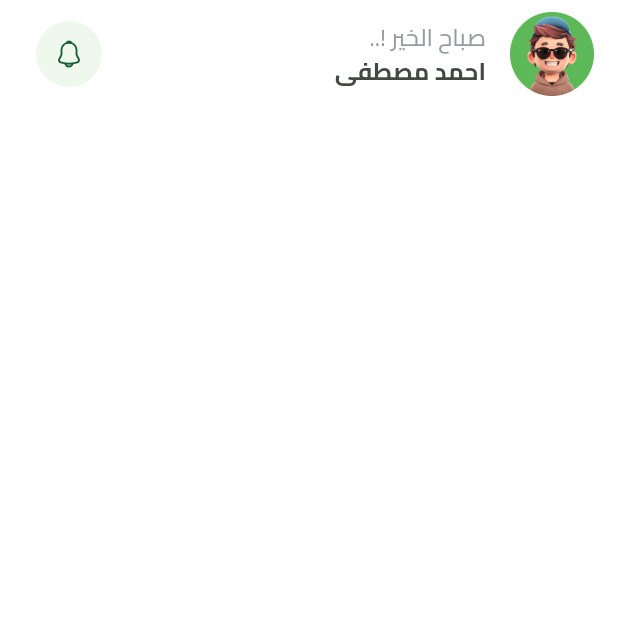
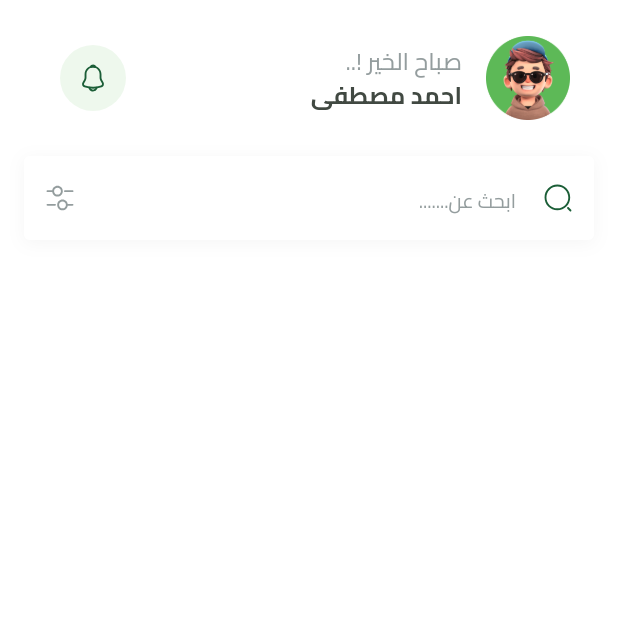
Before and after one commit to hashimsaffarini/Fruits-Hub, a Flutter app: the HomeView screen opened by its route, on a phone screen of 412 x 824 dp, the top half of it. Run offline on Flutter 3.47's test engine with Material 3 defaults, Android fonts, the phone set to English and light mode, and no system bars; our stand-ins replace cloud_firestore, dartz, dots_indicator, firebase_auth, firebase_core, flutter_bloc and 6 more; missing offline and left inert: flutter_facebook_auth; accounts and stored records are empty.

Commit message:
finish search text field

```diff
--- a/lib/core/utils/app_images.dart
+++ b/lib/core/utils/app_images.dart
@@ -17,6 +17,10 @@ class Assets {
   /// Assets for imagesFacebookIcon
   /// assets/images/facebook_icon.svg
   static const String imagesFacebookIcon = "assets/images/facebook_icon.svg";
+
+  /// Assets for imagesFilter
+  /// assets/images/filter.svg
+  static const String imagesFilter = "assets/images/filter.svg";
 
   /// Assets for imagesGoogleIcon
   /// assets/images/google_icon.svg
--- /dev/null
+++ b/lib/core/widgets/search_text_field.dart
@@ -0,0 +1,62 @@
+import 'package:flutter/material.dart';
+import 'package:flutter_svg/svg.dart';
+import 'package:fruits_hub/core/utils/app_images.dart';
+import 'package:fruits_hub/core/utils/app_text_styles.dart';
+
+class SearchTextField extends StatelessWidget {
+  const SearchTextField({super.key});
+
+  @override
+  Widget build(BuildContext context) {
+    return Container(
+      decoration: const BoxDecoration(
+        boxShadow: [
+          BoxShadow(
+            color: Color(0x0A000000),
+            blurRadius: 9,
+            offset: Offset(0, 2),
+            spreadRadius: 0,
+          )
+        ],
+      ),
+      child: TextField(
+        keyboardType: TextInputType.text,
+        decoration: InputDecoration(
+          prefixIcon: SizedBox(
+            width: 20,
+            child: Center(
+              child: SvgPicture.asset(Assets.imagesSearchIcon),
+            ),
+          ),
+          suffixIcon: SizedBox(
+            width: 20,
+            child: Center(
+              child: SvgPicture.asset(
+                Assets.imagesFilter,
+              ),
+            ),
+          ),
+          hintStyle: TextStyles.regular13.copyWith(
+            color: const Color(0xFF949D9E),
+          ),
+          hintText: 'ابحث عن.......',
+          filled: true,
+          fillColor: Colors.white,
+          border: buildBorder(),
+          enabledBorder: buildBorder(),
+          focusedBorder: buildBorder(),
+        ),
+      ),
+    );
+  }
+
+  OutlineInputBorder buildBorder() {
+    return OutlineInputBorder(
+      borderRadius: BorderRadius.circular(4),
+      borderSide: const BorderSide(
+        width: 1,
+        color: Colors.white,
+      ),
+    );
+  }
+}
--- a/lib/features/home/ui/views/widgets/home_view_body.dart
+++ b/lib/features/home/ui/views/widgets/home_view_body.dart
@@ -1,4 +1,5 @@
 import 'package:flutter/widgets.dart';
+import 'package:fruits_hub/core/widgets/search_text_field.dart';
 import 'package:fruits_hub/features/home/ui/views/widgets/custom_home_app_bar.dart';
 
 class HomeViewBody extends StatelessWidget {
@@ -6,12 +7,26 @@ class HomeViewBody extends StatelessWidget {
 
   @override
   Widget build(BuildContext context) {
-    return const CustomScrollView(
-      slivers: [
-        SliverToBoxAdapter(
-          child: CustomHomeAppBar(),
-        )
-      ],
+    return const Padding(
+      padding: EdgeInsets.symmetric(horizontal: 16),
+      child: CustomScrollView(
+        slivers: [
+          SliverToBoxAdapter(
+            child: Column(
+              children: [
+                SizedBox(
+                  height: 16,
+                ),
+                CustomHomeAppBar(),
+                SizedBox(
+                  height: 16,
+                ),
+                SearchTextField(),
+              ],
+            ),
+          )
+        ],
+      ),
     );
   }
 }
```
Also changed, not shown: assets/images/filter.svg (added).
